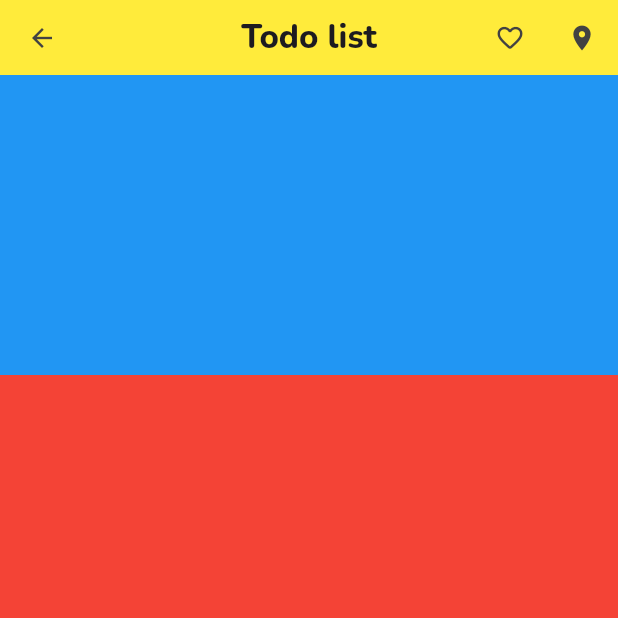
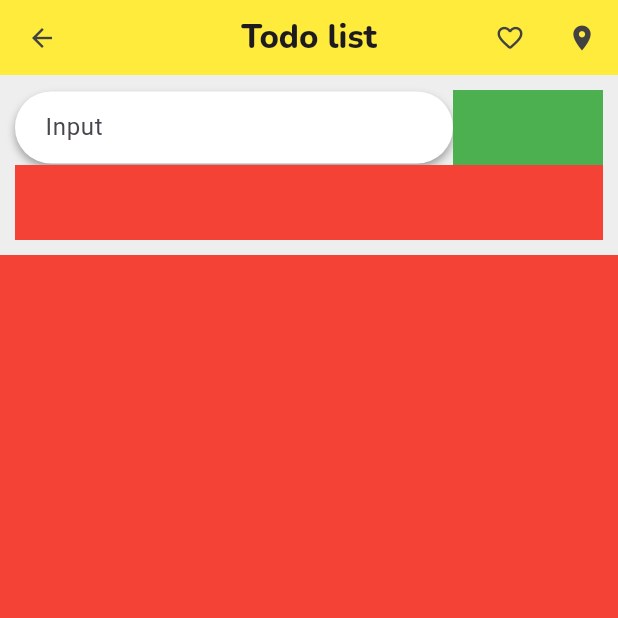
Before and after one commit to Spiritus-Fripus/Flutter-TodoList, a Flutter app: the screen it shows after launch, on a phone screen of 412 x 824 dp, the top half of it. Run offline on Flutter 3.47's test engine with Material 3 defaults, Android fonts, the phone set to English and light mode, and no system bars; our stand-ins replace google_fonts.

Commit message:
add search bar

```diff
--- a/lib/main.dart
+++ b/lib/main.dart
@@ -66,6 +66,47 @@ class MyappBar extends StatelessWidget implements PreferredSizeWidget {
 class AddSection extends StatelessWidget {
   @override
   Widget build(BuildContext context) {
-    return Container(height: 200, color: Colors.blue);
+    return Container(
+      color: Colors.grey[200],
+      padding: EdgeInsets.fromLTRB(10, 10, 10, 10),
+      child: Column(
+        children: [
+          Row(
+            children: [
+              Expanded(
+                child: Container(
+                  padding: EdgeInsets.only(left: 10),
+                  decoration: BoxDecoration(
+                    color: Colors.white,
+                    borderRadius: BorderRadius.circular(30),
+                    boxShadow: [
+                      BoxShadow(
+                          color: Colors.grey,
+                          blurRadius: 4,
+                          offset: Offset(0, 3))
+                    ],
+                  ),
+                  child: TextField(
+                    decoration: InputDecoration(
+                        hintText: 'Input',
+                        contentPadding: EdgeInsets.all(10),
+                        border: InputBorder.none),
+                  ),
+                ),
+              ),
+              Container(
+                height: 50,
+                width: 100,
+                color: Colors.green,
+              )
+            ],
+          ),
+          Container(
+            height: 50,
+            color: Colors.red,
+          )
+        ],
+      ),
+    );
   }
 }
```
